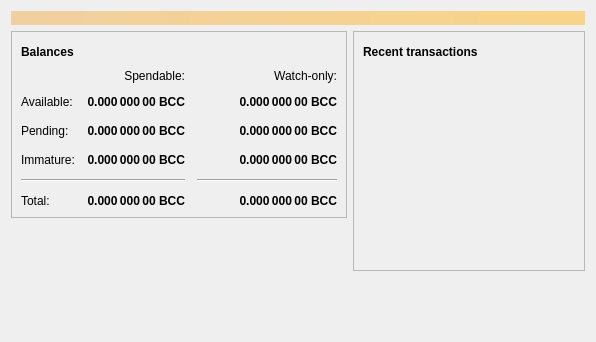
Qt form src/qt/forms/overviewpage.ui (TuringBitChain/TBCNODE) before a commit.
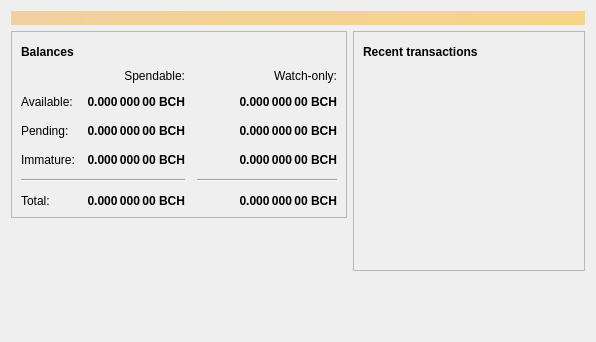
The same form after that commit. Icons and pictures are not drawn.

What changed in the file:
```diff
--- a/src/qt/forms/overviewpage.ui
+++ b/src/qt/forms/overviewpage.ui
@@ -129,7 +129,7 @@
                <string>Unconfirmed transactions to watch-only addresses</string>
               </property>
               <property name="text">
-               <string notr="true">0.000 000 00 BCC</string>
+               <string notr="true">0.000 000 00 BCH</string>
               </property>
               <property name="alignment">
                <set>Qt::AlignRight|Qt::AlignTrailing|Qt::AlignVCenter</set>
@@ -154,7 +154,7 @@
                <string>Total of transactions that have yet to be confirmed, and do not yet count toward the spendable balance</string>
               </property>
               <property name="text">
-               <string notr="true">0.000 000 00 BCC</string>
+               <string notr="true">0.000 000 00 BCH</string>
               </property>
               <property name="alignment">
                <set>Qt::AlignRight|Qt::AlignTrailing|Qt::AlignVCenter</set>
@@ -179,7 +179,7 @@
                <string>Mined balance in watch-only addresses that has not yet matured</string>
               </property>
               <property name="text">
-               <string notr="true">0.000 000 00 BCC</string>
+               <string notr="true">0.000 000 00 BCH</string>
               </property>
               <property name="alignment">
                <set>Qt::AlignRight|Qt::AlignTrailing|Qt::AlignVCenter</set>
@@ -237,7 +237,7 @@
                <string>Mined balance that has not yet matured</string>
               </property>
               <property name="text">
-               <string notr="true">0.000 000 00 BCC</string>
+               <string notr="true">0.000 000 00 BCH</string>
               </property>
               <property name="alignment">
                <set>Qt::AlignRight|Qt::AlignTrailing|Qt::AlignVCenter</set>
@@ -282,7 +282,7 @@
                <string>Your current total balance</string>
               </property>
               <property name="text">
-               <string notr="true">0.000 000 00 BCC</string>
+               <string notr="true">0.000 000 00 BCH</string>
               </property>
               <property name="alignment">
                <set>Qt::AlignRight|Qt::AlignTrailing|Qt::AlignVCenter</set>
@@ -307,7 +307,7 @@
                <string>Current total balance in watch-only addresses</string>
               </property>
               <property name="text">
-               <string notr="true">0.000 000 00 BCC</string>
+               <string notr="true">0.000 000 00 BCH</string>
               </property>
               <property name="alignment">
                <set>Qt::AlignRight|Qt::AlignTrailing|Qt::AlignVCenter</set>
@@ -349,7 +349,7 @@
                <string>Your current spendable balance</string>
               </property>
               <property name="text">
-               <string notr="true">0.000 000 00 BCC</string>
+               <string notr="true">0.000 000 00 BCH</string>
               </property>
               <property name="alignment">
                <set>Qt::AlignRight|Qt::AlignTrailing|Qt::AlignVCenter</set>
@@ -374,7 +374,7 @@
                <string>Your current balance in watch-only addresses</string>
               </property>
               <property name="text">
-               <string notr="true">0.000 000 00 BCC</string>
+               <string notr="true">0.000 000 00 BCH</string>
               </property>
               <property name="alignment">
                <set>Qt::AlignRight|Qt::AlignTrailing|Qt::AlignVCenter</set>
```
